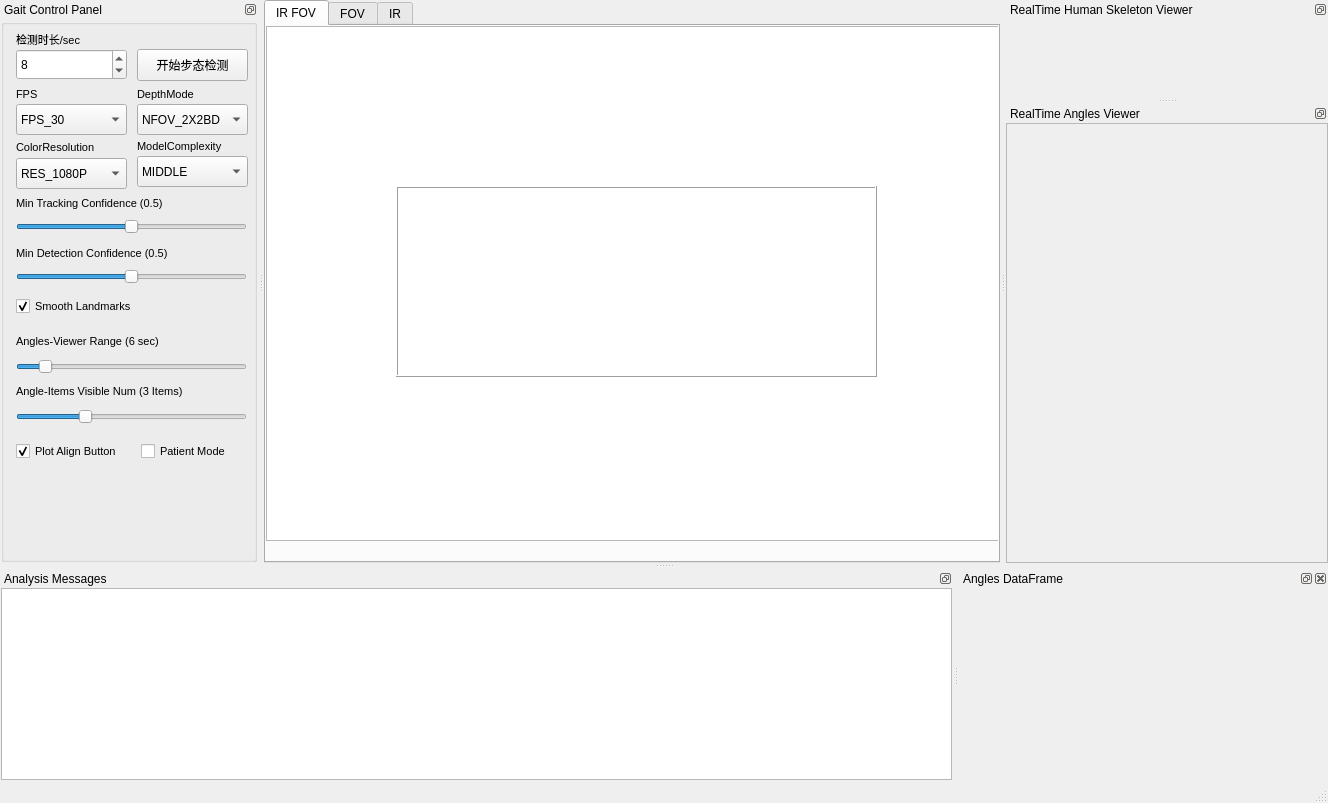
First picture: the form in MainWindow.ui, repository spianmo/GaitStudio, before the edit.
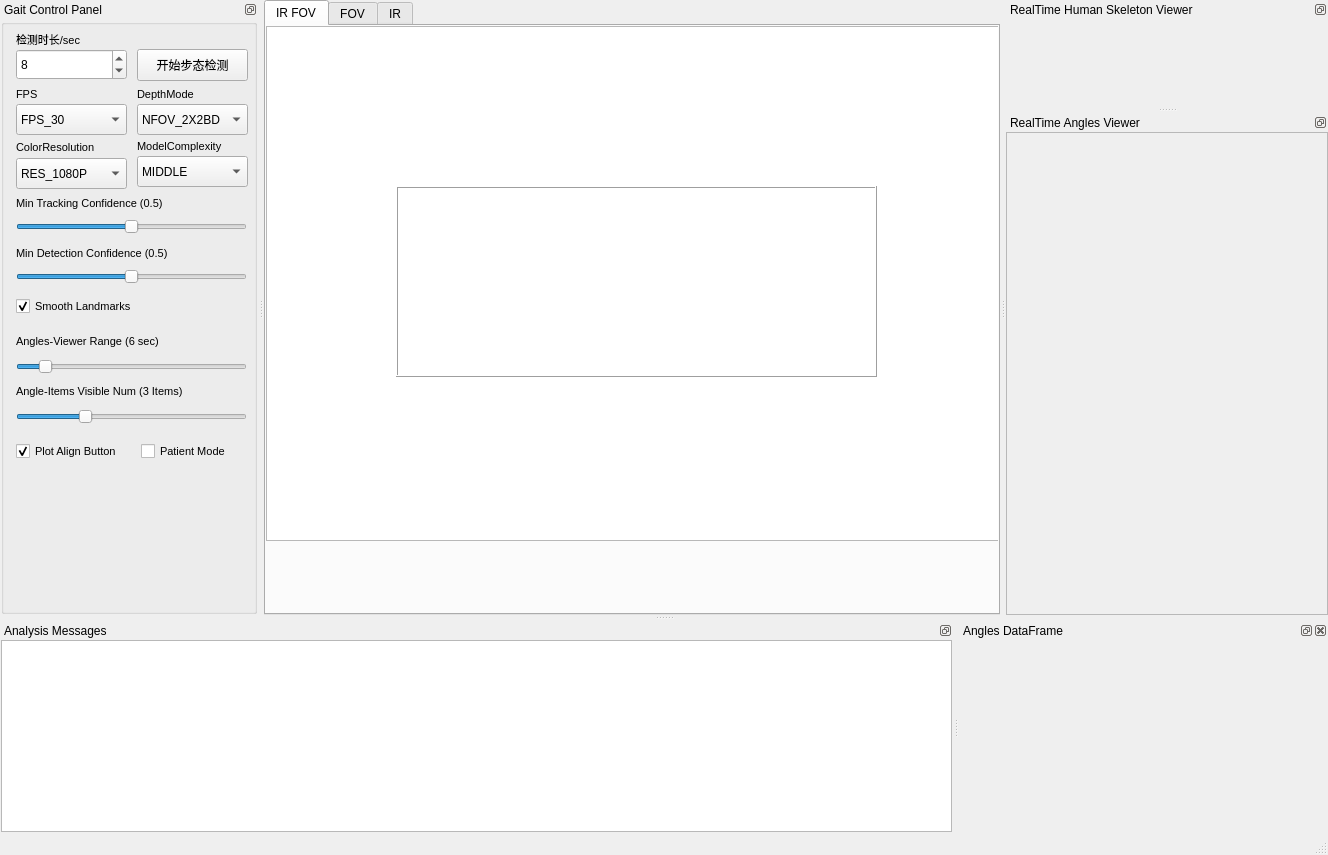
Second picture: the form after the edit. Custom widgets are drawn as their Qt base class.

What changed in the file:
```diff
--- a/MainWindow.ui
+++ b/MainWindow.ui
@@ -7,7 +7,7 @@
     <x>0</x>
     <y>0</y>
     <width>1328</width>
-    <height>803</height>
+    <height>855</height>
    </rect>
   </property>
   <property name="windowTitle">
@@ -910,7 +910,7 @@
           <x>0</x>
           <y>0</y>
           <width>320</width>
-          <height>356</height>
+          <height>393</height>
          </rect>
         </property>
         <layout class="QVBoxLayout" name="angleViewerDockScrollAreaContentsLayout">
```
